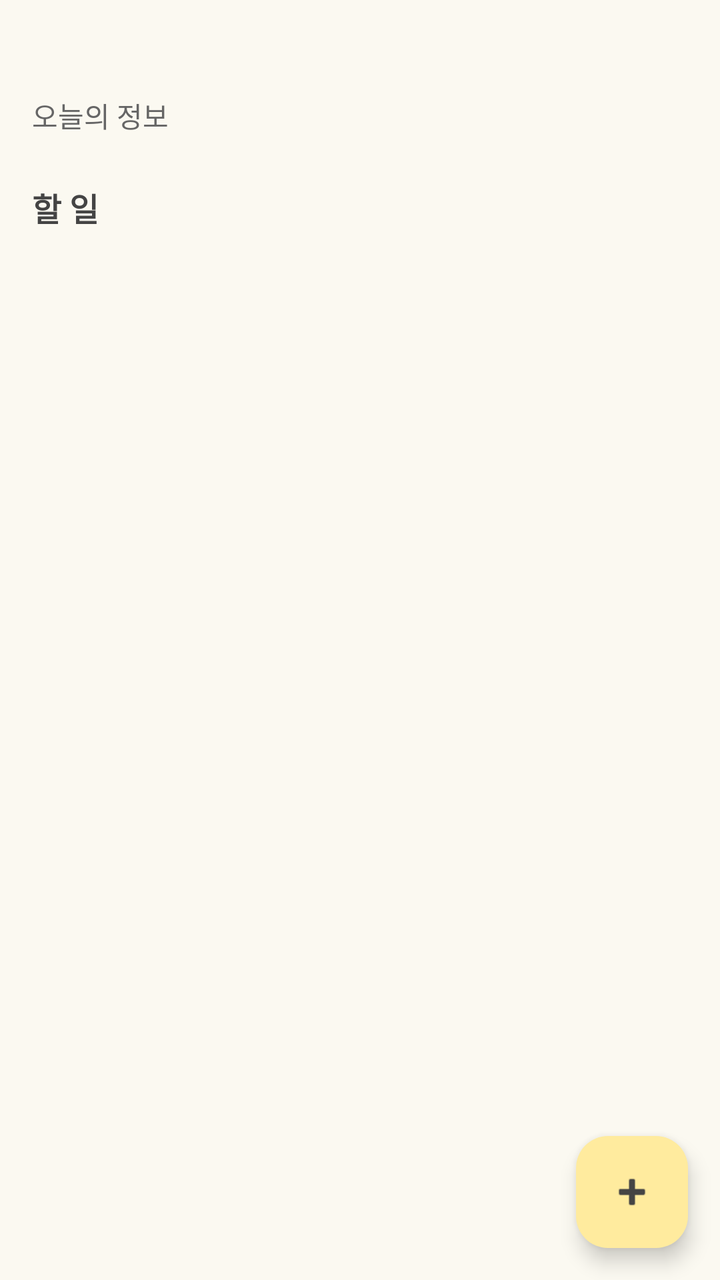
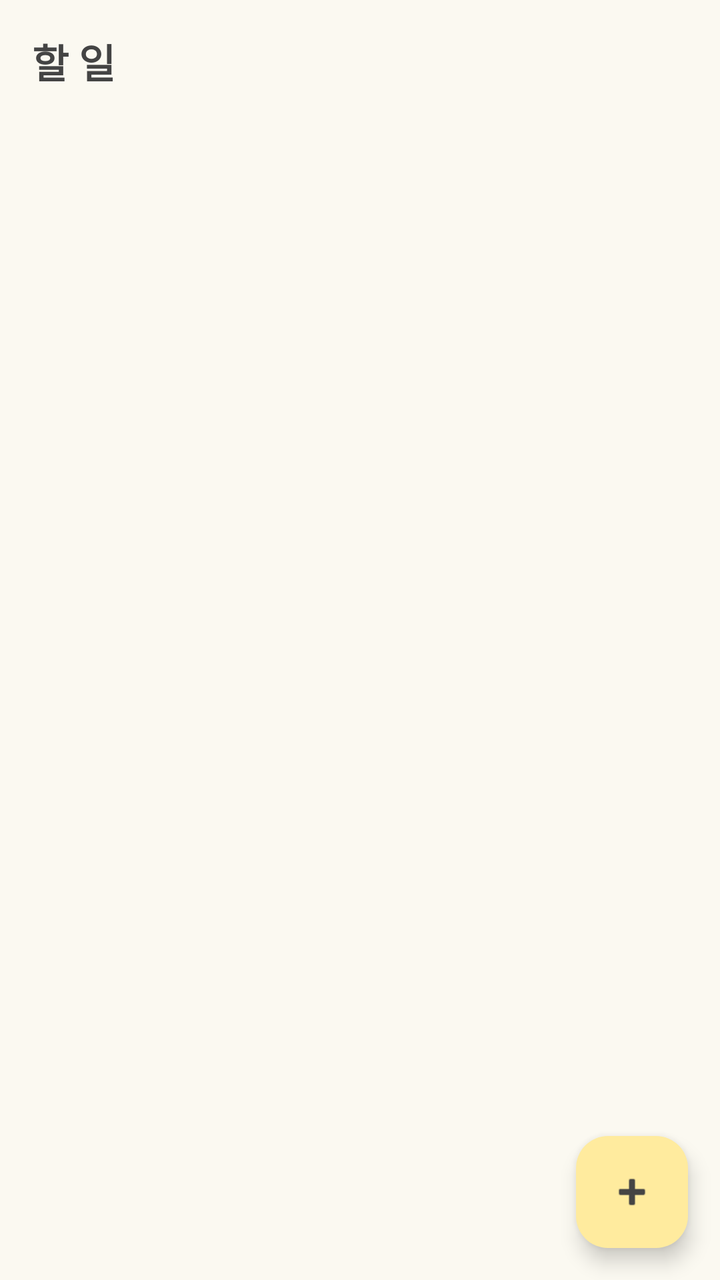

Before-and-after screenshots of an Android layout around one commit, followed by the original layout XML and the change that was made.
<!-- AndroidManifest.xml: application theme Theme.ToDoNote -->
<!-- res/layout/fragment_todo.xml -->
<?xml version="1.0" encoding="utf-8"?>
<androidx.coordinatorlayout.widget.CoordinatorLayout xmlns:android="http://schemas.android.com/apk/res/android"
    xmlns:app="http://schemas.android.com/apk/res-auto"
    android:layout_width="match_parent"
    android:layout_height="match_parent"
    android:background="@color/color_background">

    <androidx.core.widget.NestedScrollView
        android:layout_width="match_parent"
        android:layout_height="match_parent"
        android:fillViewport="true">

        <LinearLayout
            android:layout_width="match_parent"
            android:layout_height="wrap_content"
            android:orientation="vertical">

            
            <TextView
                android:id="@+id/tv_today_date"
                android:layout_width="match_parent"
                android:layout_height="wrap_content"
                android:layout_marginStart="16dp"
                android:layout_marginTop="16dp"
                android:layout_marginEnd="16dp"
                android:textColor="@color/color_text_dark"
                android:textSize="22sp"
                android:textStyle="bold" />

            <TextView
                android:layout_width="match_parent"
                android:layout_height="wrap_content"
                android:layout_marginStart="16dp"
                android:layout_marginTop="2dp"
                android:layout_marginEnd="16dp"
                android:layout_marginBottom="8dp"
                android:text="오늘의 정보"
                android:textColor="@color/color_text_medium"
                android:textSize="14sp" />

            <androidx.recyclerview.widget.RecyclerView
                android:id="@+id/recycler_today_info"
                android:layout_width="match_parent"
                android:layout_height="wrap_content"
                android:nestedScrollingEnabled="false"
                android:paddingStart="8dp"
                android:paddingEnd="8dp" />

            
            <TextView
                android:layout_width="match_parent"
                android:layout_height="wrap_content"
                android:layout_marginStart="16dp"
                android:layout_marginTop="16dp"
                android:layout_marginEnd="16dp"
                android:text="할 일"
                android:textColor="@color/color_text_dark"
                android:textSize="16sp"
                android:textStyle="bold" />

            <TextView
                android:id="@+id/tv_todo_empty"
                android:layout_width="match_parent"
                android:layout_height="wrap_content"
                android:layout_marginTop="16dp"
                android:gravity="center"
                android:text="남은 할 일이 없습니다."
                android:textColor="@color/color_text_light"
                android:textSize="14sp"
                android:visibility="gone" />

            <androidx.recyclerview.widget.RecyclerView
                android:id="@+id/recycler_todo"
                android:layout_width="match_parent"
                android:layout_height="wrap_content"
                android:clipToPadding="false"
                android:nestedScrollingEnabled="false"
                android:paddingStart="8dp"
                android:paddingTop="8dp"
                android:paddingEnd="8dp"
                android:paddingBottom="88dp" />

        </LinearLayout>

    </androidx.core.widget.NestedScrollView>

    
    <com.google.android.material.floatingactionbutton.FloatingActionButton
        android:id="@+id/fab_todo"
        android:layout_width="wrap_content"
        android:layout_height="wrap_content"
        android:layout_gravity="bottom|end"
        android:layout_margin="16dp"
        android:src="@android:drawable/ic_input_add"
        app:backgroundTint="@color/color_accent"
        app:tint="@color/color_text_dark" />

</androidx.coordinatorlayout.widget.CoordinatorLayout>
<!-- resources referenced by this layout -->
<resources>
  <color name="color_accent">#FFEB9E</color>
  <color name="color_background">#FBF9F1</color>
  <color name="color_text_dark">#444444</color>
  <color name="color_text_light">#999999</color>
  <color name="color_text_medium">#666666</color>
  <style name="Theme.ToDoNote" parent="Base.Theme.ToDoNote" />
  <style name="Base.Theme.ToDoNote" parent="Theme.Material3.DayNight.NoActionBar">
          
          <item name="colorPrimary">@color/color_primary</item>
          <item name="colorPrimaryDark">@color/color_primary_dark</item>
          <item name="colorPrimaryVariant">@color/color_primary_light</item>
          
          
          <item name="colorSecondary">@color/color_secondary</item>
          <item name="colorSecondaryVariant">@color/color_secondary_dark</item>
          
          
          <item name="android:colorBackground">@color/color_background</item>
          <item name="colorSurface">@color/color_surface</item>
          
          
          <item name="android:textColorPrimary">@color/color_text_dark</item>
          <item name="android:textColorSecondary">@color/color_text_medium</item>
          
          <item name="colorOnPrimary">@color/color_text_dark</item>
          <item name="materialAlertDialogTheme">@style/ThemeOverlay.ToDoNote.MaterialAlertDialog</item>
          <item name="colorOnSecondary">@color/color_text_dark</item>
          <item name="colorOnBackground">@color/color_text_dark</item>
          <item name="colorOnSurface">@color/color_text_dark</item>
          <item name="colorOnSurfaceVariant">@color/color_text_medium</item>
          
          
          <item name="colorAccent">@color/color_accent</item>
          
          
          <item name="colorOutline">@color/color_outline</item>
          
          
          <item name="android:statusBarColor">@android:color/black</item>
          <item name="android:windowLightStatusBar">false</item>
      </style>
  <color name="color_primary">#A0D9C8</color>
  <color name="color_primary_dark">#7DB8A5</color>
  <color name="color_primary_light">#C8E8DC</color>
  <color name="color_secondary">#F0D5C9</color>
  <color name="color_secondary_dark">#E0B5A3</color>
  <color name="color_surface">#FFFFFF</color>
  <style name="ThemeOverlay.ToDoNote.MaterialAlertDialog" parent="ThemeOverlay.Material3.MaterialAlertDialog">
          <item name="colorPrimary">@color/color_primary_text</item>
      </style>
  <color name="color_outline">#333333</color>
  <color name="color_primary_text">#2E7D6B</color>
</resources>

<!-- the commit's change to res/layout/fragment_todo.xml (unified diff, before → after) -->
@@ -17,37 +17,6 @@
 
             
             <TextView
-                android:id="@+id/tv_today_date"
-                android:layout_width="match_parent"
-                android:layout_height="wrap_content"
-                android:layout_marginStart="16dp"
-                android:layout_marginTop="16dp"
-                android:layout_marginEnd="16dp"
-                android:textColor="@color/color_text_dark"
-                android:textSize="22sp"
-                android:textStyle="bold" />
-
-            <TextView
-                android:layout_width="match_parent"
-                android:layout_height="wrap_content"
-                android:layout_marginStart="16dp"
-                android:layout_marginTop="2dp"
-                android:layout_marginEnd="16dp"
-                android:layout_marginBottom="8dp"
-                android:text="오늘의 정보"
-                android:textColor="@color/color_text_medium"
-                android:textSize="14sp" />
-
-            <androidx.recyclerview.widget.RecyclerView
-                android:id="@+id/recycler_today_info"
-                android:layout_width="match_parent"
-                android:layout_height="wrap_content"
-                android:nestedScrollingEnabled="false"
-                android:paddingStart="8dp"
-                android:paddingEnd="8dp" />
-
-            
-            <TextView
                 android:layout_width="match_parent"
                 android:layout_height="wrap_content"
                 android:layout_marginStart="16dp"
@@ -55,7 +24,7 @@
                 android:layout_marginEnd="16dp"
                 android:text="할 일"
                 android:textColor="@color/color_text_dark"
-                android:textSize="16sp"
+                android:textSize="20sp"
                 android:textStyle="bold" />
 
             <TextView
